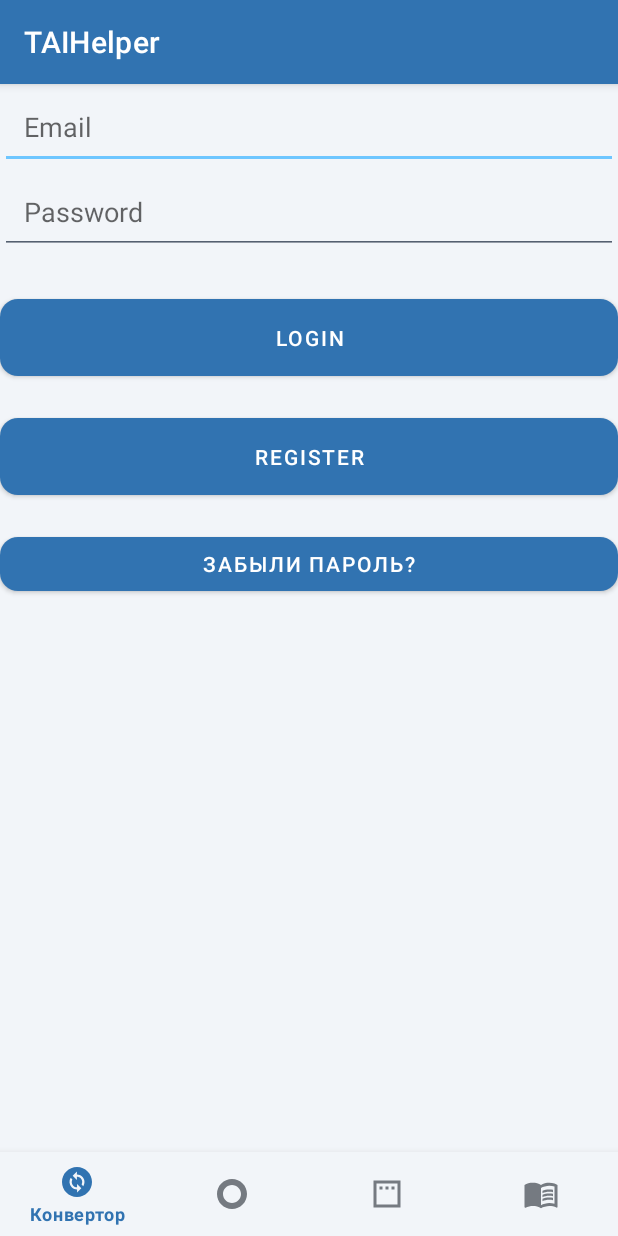
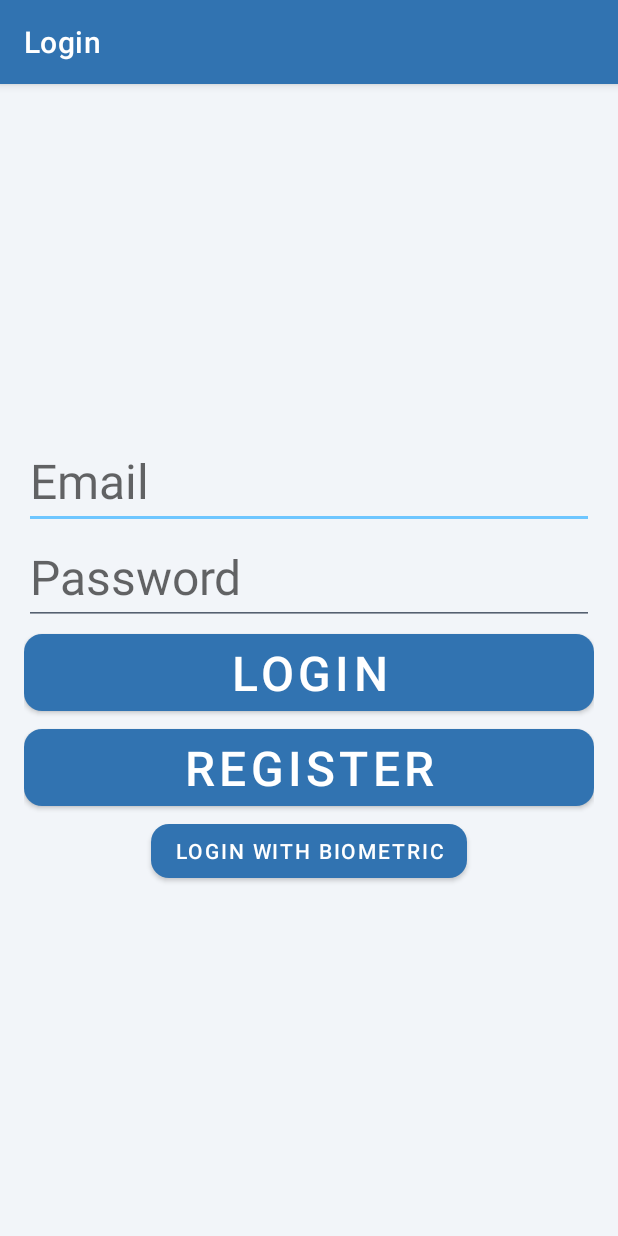
Before and after one commit to Gizatulin-Vitaly/TAIHelper, an Android app: the screen it shows after launch (MainActivity before the commit, LoginActivity after it), on a phone screen of 412 x 824 dp. Run offline under Robolectric (Android 15) with nearby library versions, the phone set to English and light mode, and no system bars; our stand-ins replace Dagger/Hilt's generated code, Firebase (no records; nobody signed in at launch, a user with empty details on screens opened directly), navigation-ui.

Commit message:
"Девятый коммит:Авторизация перенесена в другую Activity"

```diff
--- a/app/build.gradle.kts
+++ b/app/build.gradle.kts
@@ -58,6 +58,7 @@ dependencies {
     // Навигация
     implementation("androidx.navigation:navigation-fragment-ktx:2.7.5")
     implementation("androidx.navigation:navigation-ui-ktx:2.7.5")
+    implementation(libs.androidx.activity)
 
     // Тестирование
     testImplementation("junit:junit:4.13.2")
--- a/app/src/main/AndroidManifest.xml
+++ b/app/src/main/AndroidManifest.xml
@@ -16,9 +16,11 @@
         android:supportsRtl="true"
         android:theme="@style/Theme.TAIHelper"
         tools:targetApi="31">
-
         <activity
             android:name=".MainActivity"
+            android:exported="false" />
+        <activity
+            android:name=".LoginActivity"
             android:exported="true">
             <intent-filter>
                 <action android:name="android.intent.action.MAIN" />
--- /dev/null
+++ b/app/src/main/java/com/reftgres/taihelper/LoginActivity.kt
@@ -0,0 +1,36 @@
+package com.reftgres.taihelper
+
+import android.content.Intent
+import android.os.Bundle
+import androidx.appcompat.app.AppCompatActivity
+import androidx.navigation.fragment.NavHostFragment
+import androidx.navigation.ui.setupActionBarWithNavController
+import com.reftgres.taihelper.R
+import com.example.taihelper.ui.authorization.LoginFragment
+import dagger.hilt.android.AndroidEntryPoint
+
+@AndroidEntryPoint
+class LoginActivity : AppCompatActivity() {
+
+    override fun onCreate(savedInstanceState: Bundle?) {
+        super.onCreate(savedInstanceState)
+        setContentView(R.layout.activity_auth)  // Убедитесь, что это правильный макет для LoginActivity
+
+        val navHostFragment = supportFragmentManager.findFragmentById(R.id.auth_nav_host_fragment) as NavHostFragment
+        val navController = navHostFragment.navController
+
+        setupActionBarWithNavController(navController)
+    }
+
+    override fun onSupportNavigateUp(): Boolean {
+        val navController = (supportFragmentManager.findFragmentById(R.id.auth_nav_host_fragment) as NavHostFragment).navController
+        return navController.navigateUp() || super.onSupportNavigateUp()
+    }
+
+    // Метод для перехода на MainActivity
+    fun navigateToMainActivity() {
+        val intent = Intent(this, MainActivity::class.java)
+        startActivity(intent)
+        finish() // Закрываем LoginActivity
+    }
+}
--- a/app/src/main/java/com/reftgres/taihelper/MainActivity.kt
+++ b/app/src/main/java/com/reftgres/taihelper/MainActivity.kt
@@ -2,39 +2,24 @@ package com.reftgres.taihelper
 
 import android.os.Bundle
 import androidx.appcompat.app.AppCompatActivity
-import androidx.activity.viewModels
+import androidx.navigation.NavController
 import androidx.navigation.fragment.NavHostFragment
 import androidx.navigation.ui.setupWithNavController
 import com.google.android.material.bottomnavigation.BottomNavigationView
-import com.reftgres.taihelper.ui.authtorization.AuthViewModel
 import dagger.hilt.android.AndroidEntryPoint
-
 
 @AndroidEntryPoint
 class MainActivity : AppCompatActivity() {
 
-    private val authViewModel: AuthViewModel by viewModels()
-
     override fun onCreate(savedInstanceState: Bundle?) {
         super.onCreate(savedInstanceState)
-        setContentView(R.layout.activity_main)
+        setContentView(R.layout.activity_main)  // Убедитесь, что это правильный макет для MainActivity
 
-        val navHostFragment =
-            supportFragmentManager.findFragmentById(R.id.nav_host_fragment) as? NavHostFragment
-        val navController = navHostFragment?.navController
+        val navHostFragment = supportFragmentManager
+            .findFragmentById(R.id.nav_host_fragment) as NavHostFragment
+        val navController = navHostFragment.navController
 
-        if (navController != null) {
-            val bottomNavigationView = findViewById<BottomNavigationView>(R.id.bottomNavigationView)
-            bottomNavigationView.setupWithNavController(navController)
-
-            // Наблюдаем за LiveData
-            authViewModel.isUserLoggedIn.observe(this) { isLoggedIn ->
-                if (!isLoggedIn) {
-                    navController.navigate(R.id.authFragment)
-                }
-            }
-        } else {
-            throw IllegalStateException("NavController не был найден!")
-        }
+        val bottomNavigationView = findViewById<BottomNavigationView>(R.id.bottomNavigationView)
+        bottomNavigationView.setupWithNavController(navController)
     }
 }
--- a/app/src/main/java/com/reftgres/taihelper/ui/authtorization/AuthFragment.kt
+++ /dev/null
@@ -1,71 +0,0 @@
-package com.reftgres.taihelper.ui.authorization
-
-import android.os.Bundle
-import android.view.LayoutInflater
-import android.view.View
-import android.view.ViewGroup
-import android.widget.Toast
-import androidx.fragment.app.Fragment
-import androidx.fragment.app.viewModels
-import androidx.navigation.fragment.findNavController
-import com.reftgres.taihelper.R
-import com.reftgres.taihelper.databinding.FragmentAuthBinding
-import com.reftgres.taihelper.ui.authtorization.AuthViewModel
-import dagger.hilt.android.AndroidEntryPoint
-
-@AndroidEntryPoint
-class AuthFragment : Fragment() {
-
-    private var _binding: FragmentAuthBinding? = null
-    private val binding get() = _binding!!
-    private val authViewModel: AuthViewModel by viewModels()
-
-    override fun onCreateView(
-        inflater: LayoutInflater, container: ViewGroup?,
-        savedInstanceState: Bundle?
-    ): View {
-        _binding = FragmentAuthBinding.inflate(inflater, container, false)
-
-        binding.loginButton.setOnClickListener {
-            val email = binding.emailEditText.text.toString().trim()
-            val password = binding.passwordEditText.text.toString().trim()
-            loginWithEmailAndPassword(email, password)
-        }
-
-        binding.registerButton.setOnClickListener {
-            findNavController().navigate(R.id.action_authFragment_to_registerFragment)
-        }
-
-        binding.resetPasswordButton.setOnClickListener {
-            findNavController().navigate(R.id.action_authFragment_to_resetPasswordFragment)
-        }
-
-        // Наблюдаем за результатом авторизации
-        authViewModel.authResult.observe(viewLifecycleOwner) { result ->
-            result.onSuccess {
-                // Успешная авторизация
-                Toast.makeText(requireContext(), "Авторизация успешна!", Toast.LENGTH_SHORT).show()
-                findNavController().navigate(R.id.action_authFragment_to_converterFragment) // Переход в следующий экран
-            }
-            result.onFailure { exception ->
-                // Ошибка при авторизации
-                Toast.makeText(requireContext(), "Ошибка: ${exception.localizedMessage}", Toast.LENGTH_SHORT).show()
-            }
-        }
-
-        return binding.root
-    }
-
-    private fun loginWithEmailAndPassword(email: String, password: String) {
-        if (email.isEmpty() || password.isEmpty()) {
-            Toast.makeText(requireContext(), "Введите email и пароль", Toast.LENGTH_SHORT).show()
-            return
-        }
-        authViewModel.signIn(email, password)
-    }
-
-    override fun onDestroyView() {
-        super.onDestroyView()
-        _binding = null
-    }
-}
--- a/app/src/main/java/com/reftgres/taihelper/ui/authtorization/AuthViewModel.kt
+++ /dev/null
@@ -1,66 +0,0 @@
-package com.reftgres.taihelper.ui.authtorization
-
-import androidx.lifecycle.LiveData
-import androidx.lifecycle.MutableLiveData
-import androidx.lifecycle.ViewModel
-import com.google.firebase.auth.FirebaseAuth
-import com.google.firebase.firestore.FirebaseFirestore
-import dagger.hilt.android.lifecycle.HiltViewModel
-import javax.inject.Inject
-
-@HiltViewModel
-class AuthViewModel @Inject constructor() : ViewModel() {
-
-    private val firebaseAuth: FirebaseAuth = FirebaseAuth.getInstance()
-    private val firestore: FirebaseFirestore = FirebaseFirestore.getInstance()
-
-    private val _authResult = MutableLiveData<Result<Boolean>>()
-    val authResult: LiveData<Result<Boolean>> get() = _authResult
-
-    private val _isUserLoggedIn = MutableLiveData<Boolean>()
-    val isUserLoggedIn: LiveData<Boolean> get() = _isUserLoggedIn
-
-    init {
-        _isUserLoggedIn.value = firebaseAuth.currentUser != null
-    }
-
-    fun signIn(email: String, password: String) {
-        firebaseAuth.signInWithEmailAndPassword(email, password)
-            .addOnCompleteListener { task ->
-                if (task.isSuccessful) {
-                    val user = firebaseAuth.currentUser
-                    if (user?.isEmailVerified == true) {
-                        _isUserLoggedIn.value = true
-                        _authResult.value = Result.success(true)
-                    } else {
-                        _authResult.value = Result.failure(Exception("Подтвердите email перед входом"))
-                        firebaseAuth.signOut()
-                    }
-                } else {
-                    _authResult.value = Result.failure(task.exception ?: Exception("Ошибка входа"))
-                }
-            }
-    }
-
-    fun signUp(email: String, password: String, name: String) {
-        firebaseAuth.createUserWithEmailAndPassword(email, password)
-            .addOnCompleteListener { task ->
-                if (task.isSuccessful) {
-                    val user = firebaseAuth.currentUser
-                    user?.sendEmailVerification()
-
-                    val userData = hashMapOf("name" to name, "accessLevel" to "user")
-                    firestore.collection("users").document(user!!.uid).set(userData)
-
-                    _authResult.value = Result.success(true)
-                } else {
-                    _authResult.value = Result.failure(task.exception ?: Exception("Ошибка регистрации"))
-                }
-            }
-    }
-
-    fun signOut() {
-        firebaseAuth.signOut()
-        _isUserLoggedIn.value = false
-    }
-}
--- /dev/null
+++ b/app/src/main/java/com/reftgres/taihelper/ui/authtorization/LoginFragment.kt
@@ -0,0 +1,67 @@
+package com.example.taihelper.ui.authorization
+
+import android.os.Bundle
+import android.view.View
+import android.widget.Button
+import android.widget.EditText
+import android.widget.Toast
+import androidx.fragment.app.Fragment
+import androidx.fragment.app.viewModels
+import androidx.lifecycle.Observer
+import androidx.navigation.fragment.findNavController
+import com.reftgres.taihelper.LoginActivity
+import com.reftgres.taihelper.R
+import dagger.hilt.android.AndroidEntryPoint
+
+@AndroidEntryPoint
+class LoginFragment : Fragment(R.layout.login_fragment) {
+
+    private lateinit var etEmail: EditText
+    private lateinit var etPassword: EditText
+    private lateinit var btnLogin: Button
+    private lateinit var btnRegister: Button
+
+    private val loginViewModel: LoginViewModel by viewModels()
+
+    override fun onViewCreated(view: View, savedInstanceState: Bundle?) {
+        super.onViewCreated(view, savedInstanceState)
+
+        etEmail = view.findViewById(R.id.etEmail)
+        etPassword = view.findViewById(R.id.etPassword)
+        btnLogin = view.findViewById(R.id.btnLogin)
+        btnRegister = view.findViewById(R.id.btnRegister)
+
+        loginViewModel.loginResult.observe(viewLifecycleOwner, Observer { result ->
+            if (result == "success") {
+                // Переход к MainActivity после успешной авторизации
+                (activity as? LoginActivity)?.navigateToMainActivity()
+            } else {
+                Toast.makeText(requireActivity(), "Ошибка: $result", Toast.LENGTH_SHORT).show()
+            }
+        })
+
+        btnLogin.setOnClickListener {
+            val email = etEmail.text.toString().trim()
+            val password = etPassword.text.toString().trim()
+
+            if (email.isEmpty() || password.isEmpty()) {
+                Toast.makeText(requireActivity(), "Введите email и пароль", Toast.LENGTH_SHORT).show()
+                return@setOnClickListener
+            }
+
+            loginViewModel.loginUser(email, password)
+        }
+
+        btnRegister.setOnClickListener {
+            val email = etEmail.text.toString().trim()
+            val password = etPassword.text.toString().trim()
+
+            if (email.isEmpty() || password.isEmpty()) {
+                Toast.makeText(requireActivity(), "Введите email и пароль", Toast.LENGTH_SHORT).show()
+                return@setOnClickListener
+            }
+
+            loginViewModel.registerUser(email, password)
+        }
+    }
+}
--- a/app/src/main/java/com/reftgres/taihelper/ui/di/AppModule.kt
+++ b/app/src/main/java/com/reftgres/taihelper/ui/di/AppModule.kt
@@ -1,8 +1,8 @@
 package com.reftgres.taihelper.di
 
+import com.example.taihelper.ui.authorization.AuthRepository
 import com.google.firebase.auth.FirebaseAuth
 import com.google.firebase.firestore.FirebaseFirestore
-import com.reftgres.taihelper.data.AuthRepository
 import dagger.Module
 import dagger.Provides
 import dagger.hilt.InstallIn
@@ -23,8 +23,7 @@ object AppModule {
 
     @Provides
     @Singleton
-    fun provideAuthRepository(
-        firebaseAuth: FirebaseAuth,
-        firestore: FirebaseFirestore
-    ): AuthRepository = AuthRepository(firebaseAuth, firestore)
+    fun provideAuthRepository(): AuthRepository {
+        return AuthRepository()
+    }
 }
--- /dev/null
+++ b/app/src/main/res/layout/activity_auth.xml
@@ -0,0 +1,16 @@
+<androidx.constraintlayout.widget.ConstraintLayout
+    xmlns:android="http://schemas.android.com/apk/res/android"
+    xmlns:app="http://schemas.android.com/apk/res-auto"
+    xmlns:tools="http://schemas.android.com/tools"
+    android:layout_width="match_parent"
+    android:layout_height="match_parent">
+
+    <androidx.fragment.app.FragmentContainerView
+        android:id="@+id/auth_nav_host_fragment"
+        android:name="androidx.navigation.fragment.NavHostFragment"
+        android:layout_width="match_parent"
+        android:layout_height="match_parent"
+        app:defaultNavHost="true"
+        app:navGraph="@navigation/auth_navigation" />
+
+</androidx.constraintlayout.widget.ConstraintLayout>
--- a/app/src/main/res/layout/activity_main.xml
+++ b/app/src/main/res/layout/activity_main.xml
@@ -1,34 +1,31 @@
-<?xml version="1.0" encoding="utf-8"?>
-<androidx.constraintlayout.widget.ConstraintLayout xmlns:android="http://schemas.android.com/apk/res/android"
+<androidx.constraintlayout.widget.ConstraintLayout
+    xmlns:android="http://schemas.android.com/apk/res/android"
     xmlns:app="http://schemas.android.com/apk/res-auto"
     xmlns:tools="http://schemas.android.com/tools"
-    android:id="@+id/container"
     android:layout_width="match_parent"
     android:layout_height="match_parent">
 
-    <com.google.android.material.bottomnavigation.BottomNavigationView
-        android:id="@+id/bottomNavigationView"
-        android:layout_width="0dp"
-        android:layout_height="wrap_content"
-        android:layout_marginStart="0dp"
-        android:layout_marginEnd="0dp"
-        android:background="?android:attr/windowBackground"
-        app:layout_constraintBottom_toBottomOf="parent"
-        app:layout_constraintLeft_toLeftOf="parent"
-        app:layout_constraintRight_toRightOf="parent"
-        app:menu="@menu/bottom_nav_menu" />
-
+    <!-- Контейнер для фрагментов -->
     <androidx.fragment.app.FragmentContainerView
         android:id="@+id/nav_host_fragment"
         android:name="androidx.navigation.fragment.NavHostFragment"
         android:layout_width="match_parent"
-        android:layout_height="match_parent"
+        android:layout_height="0dp"
+        app:layout_constraintTop_toTopOf="parent"
+        app:layout_constraintBottom_toTopOf="@id/bottomNavigationView"
         app:defaultNavHost="true"
-        app:layout_constraintBottom_toTopOf="@id/bottomNavigationView"
-        app:layout_constraintLeft_toLeftOf="parent"
-        app:layout_constraintRight_toRightOf="parent"
-        app:layout_constraintTop_toTopOf="parent"
         app:navGraph="@navigation/mobile_navigation" />
 
+    <!-- Нижнее меню -->
+    <com.google.android.material.bottomnavigation.BottomNavigationView
+        android:id="@+id/bottomNavigationView"
+        android:layout_width="match_parent"
+        android:layout_height="wrap_content"
+        android:layout_marginBottom="8dp"
+        android:background="?android:attr/windowBackground"
+        app:menu="@menu/bottom_nav_menu"
+        app:layout_constraintBottom_toBottomOf="parent"
+        app:layout_constraintLeft_toLeftOf="parent"
+        app:layout_constraintRight_toRightOf="parent" />
 
 </androidx.constraintlayout.widget.ConstraintLayout>
--- /dev/null
+++ b/app/src/main/res/layout/login_fragment.xml
@@ -0,0 +1,45 @@
+<?xml version="1.0" encoding="utf-8"?>
+<LinearLayout xmlns:android="http://schemas.android.com/apk/res/android"
+    android:layout_width="match_parent"
+    android:layout_height="match_parent"
+    android:orientation="vertical"
+    android:gravity="center"
+    android:padding="16dp">
+
+    <EditText
+        android:id="@+id/etEmail"
+        android:layout_width="match_parent"
+        android:layout_height="wrap_content"
+        android:textSize="32sp"
+        android:hint="Email"
+        android:inputType="textEmailAddress"/>
+
+    <EditText
+        android:id="@+id/etPassword"
+        android:layout_width="match_parent"
+        android:layout_height="wrap_content"
+        android:textSize="32sp"
+        android:hint="Password"
+        android:inputType="textPassword"/>
+
+    <Button
+        android:id="@+id/btnLogin"
+        android:layout_width="match_parent"
+        android:layout_height="wrap_content"
+        android:textSize="32sp"
+        android:text="Login"/>
+
+    <Button
+        android:id="@+id/btnRegister"
+        android:layout_width="match_parent"
+        android:layout_height="wrap_content"
+        android:textSize="32sp"
+        android:text="Register"/>
+
+    <Button
+        android:id="@+id/btnBiometricLogin"
+        android:layout_width="wrap_content"
+        android:layout_height="wrap_content"
+        android:text="Login with Biometric" />
+
+</LinearLayout>
--- /dev/null
+++ b/app/src/main/res/navigation/auth_navigation.xml
@@ -0,0 +1,43 @@
+<?xml version="1.0" encoding="utf-8"?>
+<navigation xmlns:android="http://schemas.android.com/apk/res/android"
+    xmlns:app="http://schemas.android.com/apk/res-auto"
+    xmlns:tools="http://schemas.android.com/tools"
+    android:id="@+id/auth_navigation"
+    app:startDestination="@id/loginFragment">
+
+    <fragment
+        android:id="@+id/loginFragment"
+        android:name="com.example.taihelper.ui.authorization.LoginFragment"
+        android:label="Login"
+        tools:layout="@layout/login_fragment">
+        <action
+            android:id="@+id/action_loginFragment_to_converterFragment"
+            app:destination="@id/converterFragment"/>
+        <action
+            android:id="@+id/action_loginFragment_to_registerFragment"
+            app:destination="@id/registerFragment" />
+        <action
+            android:id="@+id/action_loginFragment_to_resetPasswordFragment"
+            app:destination="@id/resetPasswordFragment" />
+    </fragment>
+
+    <fragment
+        android:id="@+id/registerFragment"
+        android:name="com.reftgres.taihelper.ui.registration.RegisterFragment"
+        android:label="Register"
+        tools:layout="@layout/fragment_register" >
+        <action
+            android:id="@+id/action_registerFragment_to_loginFragment"
+            app:destination="@id/loginFragment" />
+    </fragment>
+
+    <fragment
+        android:id="@+id/resetPasswordFragment"
+        android:name="com.reftgres.taihelper.ui.reset.ResetPasswordFragment"
+        android:label="Reset Password"
+        tools:layout="@layout/fragment_reset_password" >
+        <action
+            android:id="@+id/action_resetPasswordFragment_to_loginFragment"
+            app:destination="@id/loginFragment" />
+    </fragment>
+</navigation>
--- a/app/src/main/res/navigation/mobile_navigation.xml
+++ b/app/src/main/res/navigation/mobile_navigation.xml
@@ -3,48 +3,19 @@
     xmlns:app="http://schemas.android.com/apk/res-auto"
     xmlns:tools="http://schemas.android.com/tools"
     android:id="@+id/mobile_navigation"
-    app:startDestination="@id/authFragment">
+    app:startDestination="@id/converterFragment">
 
     <fragment
         android:id="@+id/converterFragment"
         android:name="com.reftgres.taihelper.ui.converter.FragmentConverter"
         android:label="@string/converter_fragment"
-        tools:layout="@layout/fragment_home" />
+        tools:layout="@layout/fragment_converter"  />
 
     <fragment
         android:id="@+id/oxygenMeasurementFragment"
         android:name="com.reftgres.taihelper.ui.oxygen.OxygenMeasurementFragment"
         android:label="@string/oxygen_fragment"
-        tools:layout="@layout/fragment_converter" />
-
-    <fragment
-        android:id="@+id/authFragment"
-        android:name="com.reftgres.taihelper.ui.authorization.AuthFragment"
-        android:label="AuthFragment">
-        <action
-            android:id="@+id/action_authFragment_to_registerFragment"
-            app:destination="@id/registerFragment" />
-        <action
-            android:id="@+id/action_authFragment_to_resetPasswordFragment"
-            app:destination="@id/resetPasswordFragment" />
-        <action
-            android:id="@+id/action_authFragment_to_converterFragment"
-            app:destination="@id/converterFragment" />
-    </fragment>
-
-    <fragment
-        android:id="@+id/registerFragment"
-        android:name="com.reftgres.taihelper.ui.registration.RegisterFragment"
-        android:label="RegisterFragment">
-        <action
-            android:id="@+id/action_registerFragment_to_authFragment"
-            app:destination="@id/authFragment" />
-    </fragment>
-
-    <fragment
-        android:id="@+id/resetPasswordFragment"
-        android:name="com.reftgres.taihelper.ui.reset.ResetPasswordFragment"
-        android:label="ResetPasswordFragment" />
+        tools:layout="@layout/fragment_home"/>
 
     <fragment
         android:id="@+id/verificationAjkFragment"
--- a/gradle/libs.versions.toml
+++ b/gradle/libs.versions.toml
@@ -12,6 +12,7 @@ lifecycleLivedataKtx = "2.8.7"
 lifecycleViewmodelKtx = "2.8.7"
 navigationFragmentKtx = "2.8.6"
 navigationUiKtx = "2.8.6"
+activity = "1.9.0"
 
 [libraries]
 androidx-core-ktx = { group = "androidx.core", name = "core-ktx", version.ref = "coreKtx" }
@@ -25,6 +26,7 @@ androidx-lifecycle-livedata-ktx = { group = "androidx.lifecycle", name = "lifecy
 androidx-lifecycle-viewmodel-ktx = { group = "androidx.lifecycle", name = "lifecycle-viewmodel-ktx", version.ref = "lifecycleViewmodelKtx" }
 androidx-navigation-fragment-ktx = { group = "androidx.navigation", name = "navigation-fragment-ktx", version.ref = "navigationFragmentKtx" }
 androidx-navigation-ui-ktx = { group = "androidx.navigation", name = "navigation-ui-ktx", version.ref = "navigationUiKtx" }
+androidx-activity = { group = "androidx.activity", name = "activity", version.ref = "activity" }
 
 [plugins]
 android-application = { id = "com.android.application", version.ref = "agp" }
```
Also changed, not shown: app/src/main/java/com/reftgres/taihelper/ui/authtorization/AuthRepository.kt (+25 -32 lines), app/src/main/java/com/reftgres/taihelper/ui/authtorization/LoginViewModel.kt (added, +42 -0 lines).
